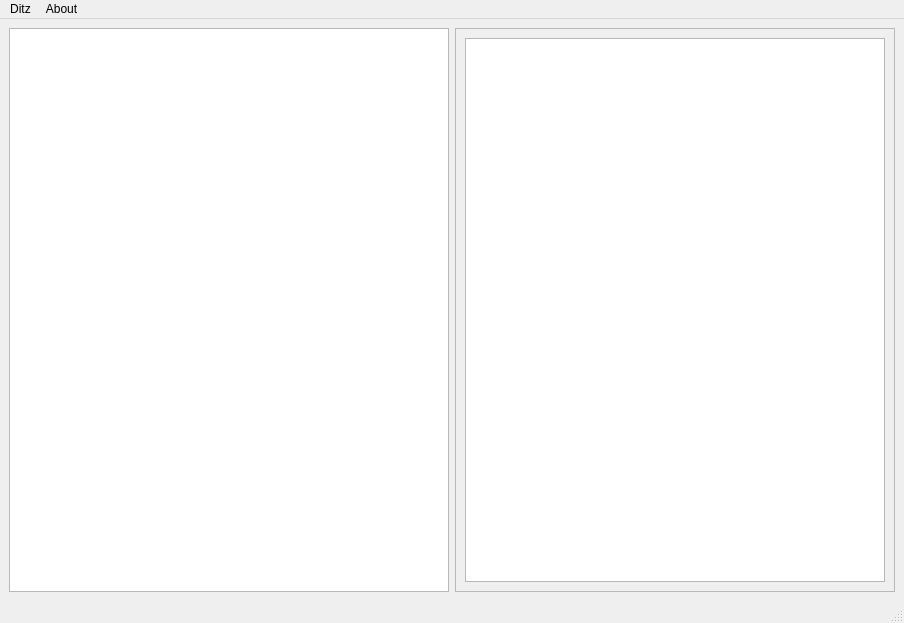
Before: the Qt Designer form ui/main_window.ui in markussilvan/dit, drawn with Qt 5.
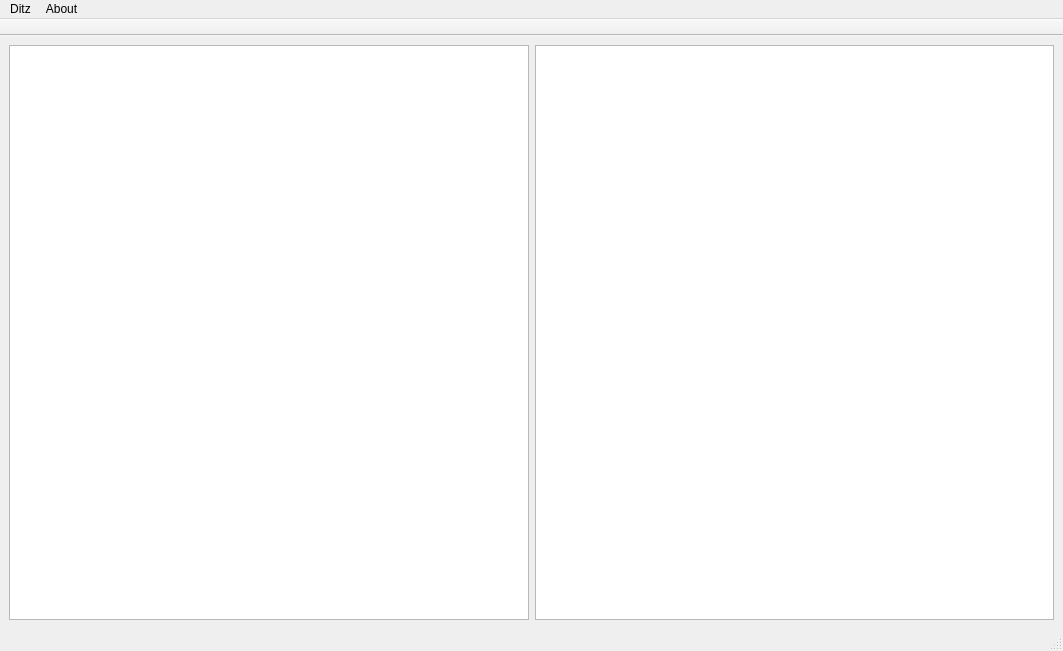
After: the same form once the commit is applied.

Commit message:
ScrollArea removed from the main window. A toolbar with icons added to the main window. That is still non-functional. Releasing a release now works.
Ditz: 685533235efe0f7812f757b44eedd430b02b7c59
      8294539af6b77d2b6617ae377c4d4921123aa897
Task(s) completed: yes
Tested: yes/no

The edit to the form file:
```diff
--- a/ui/main_window.ui
+++ b/ui/main_window.ui
@@ -6,8 +6,8 @@
    <rect>
     <x>0</x>
     <y>0</y>
-    <width>904</width>
-    <height>623</height>
+    <width>1063</width>
+    <height>651</height>
    </rect>
   </property>
   <property name="minimumSize">
@@ -29,21 +29,6 @@
      </widget>
     </item>
     <item row="0" column="1">
-     <widget class="QScrollArea" name="scrollArea">
-      <property name="widgetResizable">
-       <bool>true</bool>
-      </property>
-      <widget class="QWidget" name="scrollAreaWidgetContents">
-       <property name="geometry">
-        <rect>
-         <x>0</x>
-         <y>0</y>
-         <width>438</width>
-         <height>548</height>
-        </rect>
-       </property>
-       <layout class="QVBoxLayout" name="verticalLayout">
-        <item>
          <widget class="QTextEdit" name="textEditDitzItem">
           <property name="sizePolicy">
            <sizepolicy hsizetype="Expanding" vsizetype="Expanding">
@@ -62,16 +47,12 @@
         </item>
        </layout>
       </widget>
-     </widget>
-    </item>
-   </layout>
-  </widget>
   <widget class="QMenuBar" name="menubar">
    <property name="geometry">
     <rect>
      <x>0</x>
      <y>0</y>
-     <width>904</width>
+     <width>1063</width>
      <height>29</height>
     </rect>
    </property>
@@ -92,6 +73,32 @@
    <addaction name="menuAbout"/>
   </widget>
   <widget class="QStatusBar" name="statusbar"/>
+  <widget class="QToolBar" name="toolBar">
+   <property name="windowTitle">
+    <string>toolBar</string>
+   </property>
+   <property name="movable">
+    <bool>false</bool>
+   </property>
+   <property name="iconSize">
+    <size>
+     <width>32</width>
+     <height>32</height>
+    </size>
+   </property>
+   <property name="toolButtonStyle">
+    <enum>Qt::ToolButtonIconOnly</enum>
+   </property>
+   <property name="floatable">
+    <bool>false</bool>
+   </property>
+   <attribute name="toolBarArea">
+    <enum>TopToolBarArea</enum>
+   </attribute>
+   <attribute name="toolBarBreak">
+    <bool>false</bool>
+   </attribute>
+  </widget>
   <action name="actionReload">
    <property name="text">
     <string>Reload</string>
```
Left out of the diff: 1 changed line with no effect on the pictures. Lines whose indentation alone changed are shown as unchanged. The commit also changes 15 other files.
